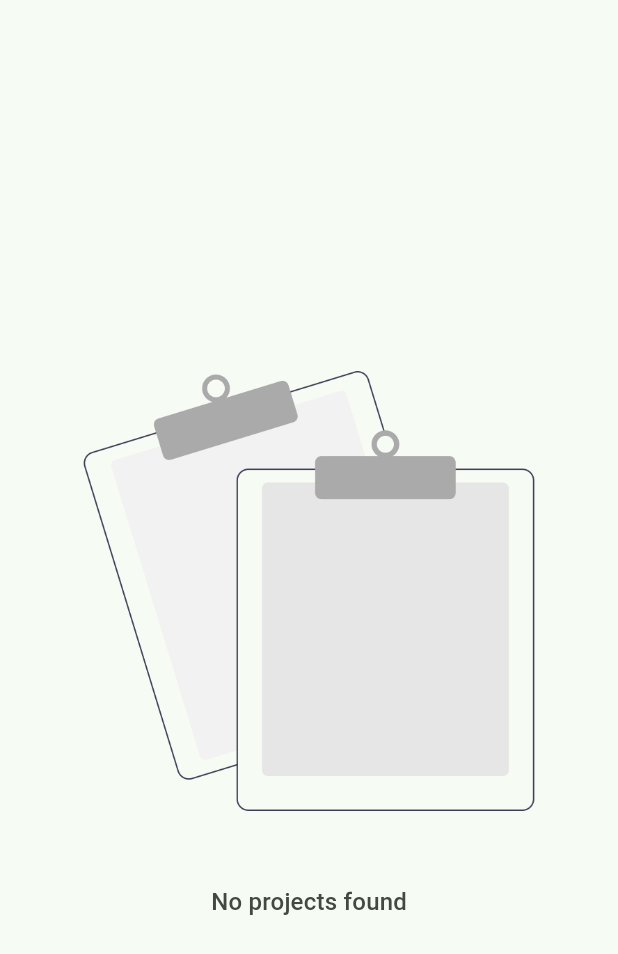
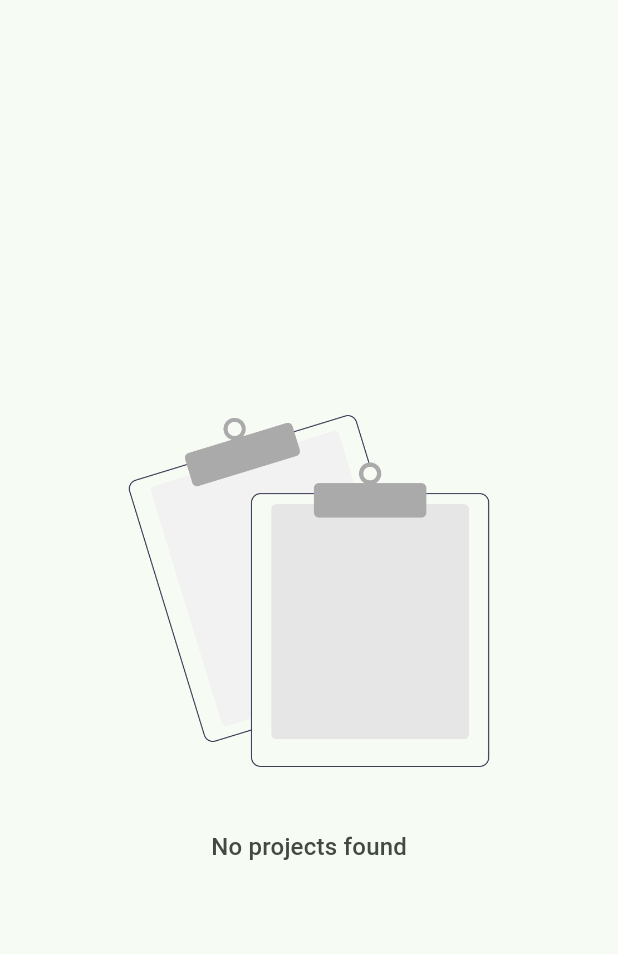
Before and after one commit to dawnj26/craftmate_client, a Flutter app: the EmptyMessage widget shown alone on an empty page, opened directly, on a phone screen of 412 x 824 dp. Shown: the top 954 px of the screen. Run offline on Flutter 3.47's test engine with Material 3 defaults, Android fonts, the phone set to English and light mode, and no system bars; our stand-ins replace bloc, bloc_concurrency, connectivity_plus, dio, dropdown_search, email_validator and 17 more; missing offline and left inert: flutter_quill, flutter_quill_extensions, flutter_web_auth_2, search_repository; accounts and stored records are empty.

Commit message:
add: center and resize the image according to screensize

```diff
--- a/lib/helpers/components/empty_message.dart
+++ b/lib/helpers/components/empty_message.dart
@@ -13,11 +13,15 @@ class EmptyMessage extends StatelessWidget {
   @override
   Widget build(BuildContext context) {
     final theme = Theme.of(context);
+    final screenSize = MediaQuery.sizeOf(context);
 
-    return Column(
+    return Center(
+      child: Column(
         mainAxisAlignment: MainAxisAlignment.center,
         children: [
-        Assets.images.noDataTransparent.image(),
+          Assets.images.noDataTransparent.image(
+            width: screenSize.width * 0.8,
+          ),
           const Gap(12.0),
           Text(
             emptyMessage,
@@ -26,6 +30,7 @@ class EmptyMessage extends StatelessWidget {
             ),
           ),
         ],
+      ),
     );
   }
 }
```
Lines whose indentation alone changed are shown as unchanged.
